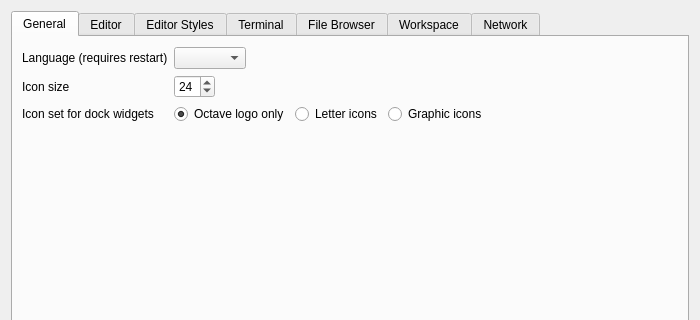
ctaggart/octave, file libgui/src/settings-dialog.ui: the form before one commit; both pictures show x 0 to 700 and y 0 to 320 of the 700 by 480 pixel window.
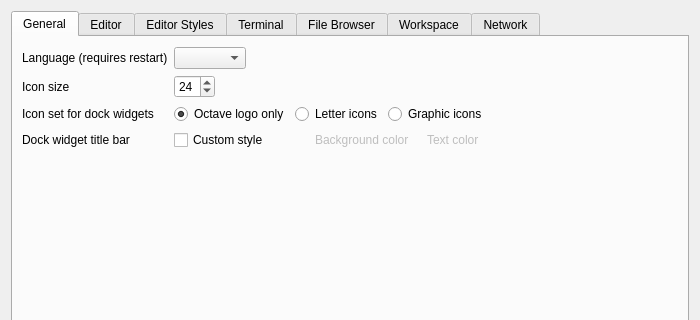
The form after the commit. The open tabs and pages were chosen to show the change.

Commit message: redesign of dock widgets title bar with configurable colors

```diff
--- a/libgui/src/settings-dialog.ui
+++ b/libgui/src/settings-dialog.ui
@@ -32,7 +32,7 @@
    <item>
     <widget class="QTabWidget" name="tabWidget">
      <property name="currentIndex">
-      <number>3</number>
+      <number>0</number>
      </property>
      <widget class="QWidget" name="tab_general">
       <property name="enabled">
@@ -74,7 +74,7 @@
             </property>
            </widget>
           </item>
-          <item row="2" column="2">
+          <item row="2" column="1">
            <layout class="QHBoxLayout" name="horizontalLayout_6">
             <item>
              <widget class="QSpinBox" name="toolbar_icon_size">
@@ -107,7 +107,7 @@
             </item>
            </layout>
           </item>
-          <item row="1" column="2">
+          <item row="1" column="1">
            <layout class="QHBoxLayout" name="horizontalLayout_8">
             <item>
              <widget class="QComboBox" name="comboBox_language">
@@ -131,7 +131,7 @@
             </item>
            </layout>
           </item>
-          <item row="3" column="2">
+          <item row="3" column="1">
            <layout class="QHBoxLayout" name="horizontalLayout_9">
             <item>
              <widget class="QRadioButton" name="general_icon_octave">
@@ -172,6 +172,95 @@
             </item>
            </layout>
           </item>
+          <item row="4" column="0">
+           <widget class="QLabel" name="label_15">
+            <property name="text">
+             <string>Dock widget title bar</string>
+            </property>
+           </widget>
+          </item>
+          <item row="4" column="1">
+           <layout class="QHBoxLayout" name="horizontalLayout_4">
+            <item>
+             <widget class="QCheckBox" name="cb_widget_custom_style">
+              <property name="text">
+               <string>Custom style</string>
+              </property>
+             </widget>
+            </item>
+            <item>
+             <spacer name="horizontalSpacer_22">
+              <property name="orientation">
+               <enum>Qt::Horizontal</enum>
+              </property>
+              <property name="sizeType">
+               <enum>QSizePolicy::Fixed</enum>
+              </property>
+              <property name="sizeHint" stdset="0">
+               <size>
+                <width>40</width>
+                <height>20</height>
+               </size>
+              </property>
+             </spacer>
+            </item>
+            <item>
+             <widget class="QLabel" name="label_bgtitle">
+              <property name="enabled">
+               <bool>false</bool>
+              </property>
+              <property name="text">
+               <string>Background color</string>
+              </property>
+             </widget>
+            </item>
+            <item>
+             <layout class="QHBoxLayout" name="layout_widget_bgtitle"/>
+            </item>
+            <item>
+             <spacer name="horizontalSpacer_23">
+              <property name="orientation">
+               <enum>Qt::Horizontal</enum>
+              </property>
+              <property name="sizeType">
+               <enum>QSizePolicy::Fixed</enum>
+              </property>
+              <property name="sizeHint" stdset="0">
+               <size>
+                <width>12</width>
+                <height>20</height>
+               </size>
+              </property>
+             </spacer>
+            </item>
+            <item>
+             <widget class="QLabel" name="label_fgtitle">
+              <property name="enabled">
+               <bool>false</bool>
+              </property>
+              <property name="text">
+               <string>Text color</string>
+              </property>
+             </widget>
+            </item>
+            <item>
+             <layout class="QHBoxLayout" name="layout_widget_fgtitle"/>
+            </item>
+            <item>
+             <spacer name="horizontalSpacer_21">
+              <property name="orientation">
+               <enum>Qt::Horizontal</enum>
+              </property>
+              <property name="sizeHint" stdset="0">
+               <size>
+                <width>40</width>
+                <height>20</height>
+               </size>
+              </property>
+             </spacer>
+            </item>
+           </layout>
+          </item>
          </layout>
         </item>
         <item>
```
Left out of the diff: 32 changed lines with no effect on the pictures. The commit also changes 4 other files.
